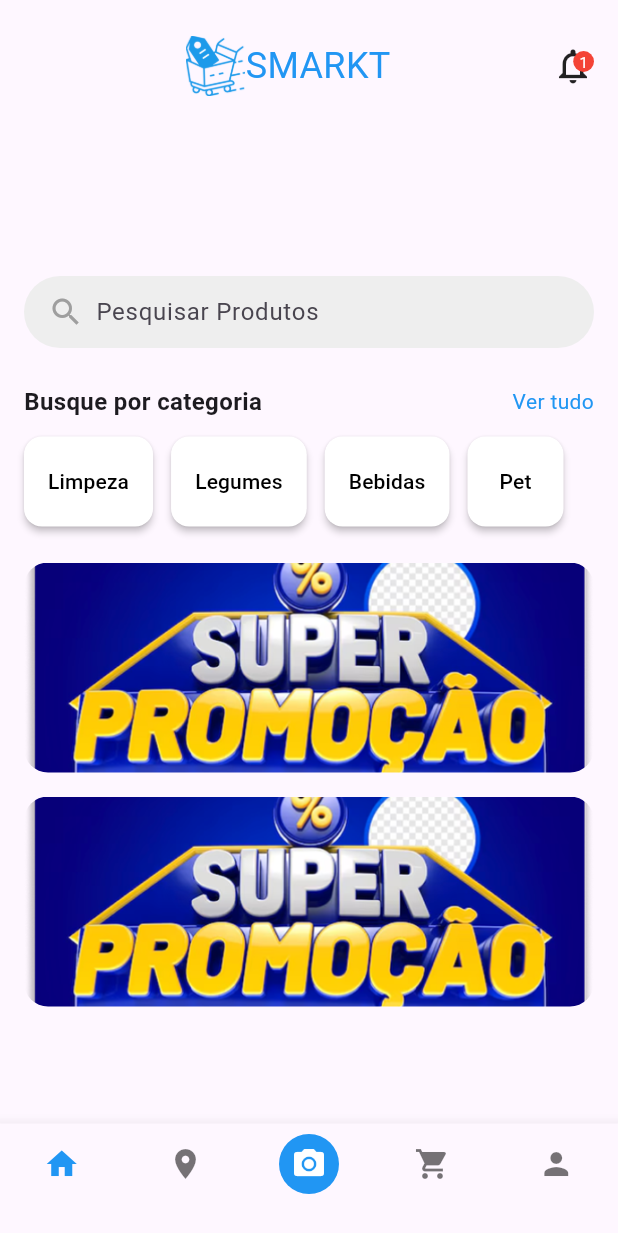
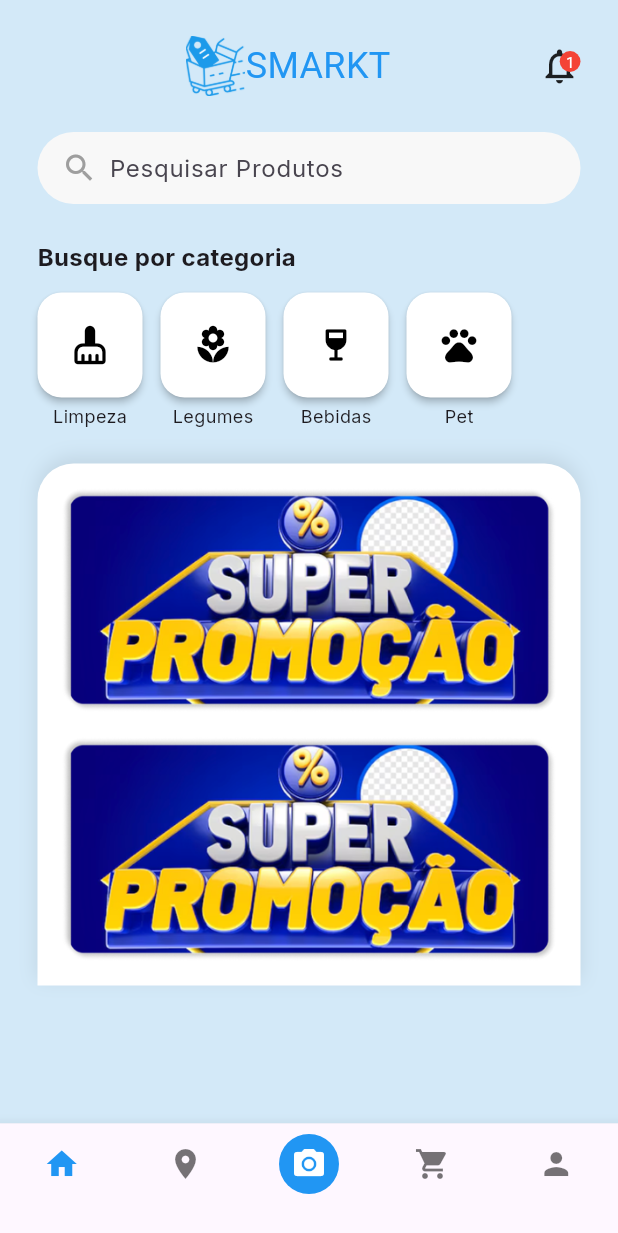
Before and after one commit to RafaelBertasso/SMarket, a Flutter app: the screen it shows after launch, after a tap on "Acessar", on a phone screen of 412 x 824 dp. Shown: the top 1233 px of the screen. Run offline on Flutter 3.47's test engine with Material 3 defaults, Android fonts, the phone set to English and light mode, and no system bars; our stand-ins replace google_fonts.

Commit message:
mexi na tela home(main)

```diff
--- a/lib/screens/favorites.page.dart
+++ b/lib/screens/favorites.page.dart
@@ -1,8 +1,9 @@
 import 'package:flutter/material.dart';
+import 'package:google_fonts/google_fonts.dart';
 import 'package:smarket/screens/product.info.page.dart';
-import 'package:smarket/components/navbar.dart';
 
 class FavoritesPage extends StatelessWidget {
+  const FavoritesPage({super.key});
   @override
   Widget build(BuildContext context) {
     return Scaffold(
@@ -10,26 +11,27 @@ class FavoritesPage extends StatelessWidget {
         leading: IconButton(
           icon: Icon(Icons.arrow_back),
           onPressed: () {
-            NavBar.switchToTab(context, 0); // Navigate back to HomePage
+            Navigator.pushNamed(context, '/main'); // Navigate back to HomePage
           },
         ),
-        title: Row(
-          children: [
-            Expanded(
-              child: Container(
+        title: Container(
           padding: EdgeInsets.symmetric(horizontal: 16),
           decoration: BoxDecoration(
-                  color: Colors.grey[200],
+            color: Colors.white,
             borderRadius: BorderRadius.circular(30),
           ),
           child: Row(
             children: [
-                    Icon(Icons.search, color: Colors.grey),
+              Icon(
+                Icons.search,
+                color: const Color.fromARGB(255, 207, 202, 202),
+              ),
               SizedBox(width: 8),
               Expanded(
                 child: TextField(
+                  style: GoogleFonts.inter(),
                   decoration: InputDecoration(
-                          hintText: 'Search Favorites',
+                    hintText: 'Pesquisar Produtos',
                     border: InputBorder.none,
                   ),
                 ),
@@ -38,9 +40,7 @@ class FavoritesPage extends StatelessWidget {
           ),
         ),
       ),
-          ],
-        ),
-      ),
+
       body: ListView.builder(
         itemCount: 10, // Example: 10 products
         itemBuilder: (context, index) {
@@ -62,7 +62,7 @@ class FavoritesPage extends StatelessWidget {
                 borderRadius: BorderRadius.circular(8.0),
                 boxShadow: [
                   BoxShadow(
-                    color: Colors.grey.withOpacity(0.5),
+                    color: const Color.fromARGB(105, 158, 158, 158),
                     spreadRadius: 2,
                     blurRadius: 5,
                     offset: Offset(0, 3),
@@ -72,7 +72,10 @@ class FavoritesPage extends StatelessWidget {
               child: Center(
                 child: Text(
                   'Product ${index + 1}',
-                  style: TextStyle(fontSize: 16, fontWeight: FontWeight.bold),
+                  style: GoogleFonts.inter(
+                    fontSize: 16,
+                    fontWeight: FontWeight.bold,
+                  ),
                 ),
               ),
             ),
--- a/lib/screens/home.page.dart
+++ b/lib/screens/home.page.dart
@@ -8,12 +8,13 @@ class HomePage extends StatelessWidget {
     final screenWidth = MediaQuery.of(context).size.width;
 
     return Scaffold(
+      backgroundColor: Color.fromRGBO(211, 233, 248, 1),
       body: SingleChildScrollView(
-        padding: const EdgeInsets.symmetric(horizontal: 16, vertical: 24),
+        padding: const EdgeInsets.symmetric(horizontal: 25, vertical: 24),
         child: Column(
           crossAxisAlignment: CrossAxisAlignment.start,
           children: [
-            // Logo e ícone de notificação (placeholder)
+            // Logo e ícone de notificação
             Row(
               mainAxisAlignment: MainAxisAlignment.spaceBetween,
               children: [
@@ -60,14 +61,13 @@ class HomePage extends StatelessWidget {
                 ),
               ],
             ),
-            SizedBox(
-              height: 120,
-            ), // Add spacing to lower the rest of the content
+            SizedBox(height: 24),
+
             // Barra de pesquisa
             Container(
               padding: EdgeInsets.symmetric(horizontal: 16),
               decoration: BoxDecoration(
-                color: Colors.grey[200],
+                color: const Color.fromARGB(255, 248, 248, 248),
                 borderRadius: BorderRadius.circular(30),
               ),
               child: Row(
@@ -76,6 +76,7 @@ class HomePage extends StatelessWidget {
                   SizedBox(width: 8),
                   Expanded(
                     child: TextField(
+                      style: GoogleFonts.inter(),
                       decoration: InputDecoration(
                         hintText: 'Pesquisar Produtos',
                         border: InputBorder.none,
@@ -93,55 +94,111 @@ class HomePage extends StatelessWidget {
               children: [
                 Text(
                   'Busque por categoria',
-                  style: TextStyle(fontSize: 16, fontWeight: FontWeight.bold),
+                  style: GoogleFonts.inter(
+                    fontSize: 16,
+                    fontWeight: FontWeight.bold,
                   ),
-                Text('Ver tudo', style: TextStyle(color: Colors.blue)),
+                ),
+                // Text('Ver tudo', style: GoogleFonts.inter(color: Colors.blue)),
               ],
             ),
             SizedBox(height: 12),
 
             SizedBox(
-              height: 60,
+              height: 90,
               child: ListView(
                 scrollDirection: Axis.horizontal,
                 children: [
-                  _buildCategoryButton(context, 'Limpeza'),
-                  _buildCategoryButton(context, 'Legumes'),
-                  _buildCategoryButton(context, 'Bebidas'),
-                  _buildCategoryButton(context, 'Pet'),
+                  _buildCategoryButton(
+                    context,
+                    Icons.cleaning_services_rounded,
+                    'Limpeza',
+                    '/favorites',
+                  ),
+                  _buildCategoryButton(
+                    context,
+                    Icons.local_florist,
+                    'Legumes',
+                    '/favorites',
+                  ),
+                  _buildCategoryButton(
+                    context,
+                    Icons.wine_bar_rounded,
+                    'Bebidas',
+                    '/favorites',
+                  ),
+                  _buildCategoryButton(
+                    context,
+                    Icons.pets_rounded,
+                    'Pet',
+                    '/favorites',
+                  ),
                 ],
               ),
             ),
             SizedBox(height: 24),
 
-            // Promoção (dois botões grandes adaptáveis)
+            // Container branco com sombra
+            Container(
+              decoration: BoxDecoration(
+                color: Colors.white,
+                borderRadius: BorderRadius.vertical(top: Radius.circular(24)),
+                boxShadow: [
+                  BoxShadow(
+                    color: const Color.fromARGB(22, 0, 0, 0),
+                    blurRadius: 10,
+                    offset: Offset(0, -4),
+                  ),
+                ],
+              ),
+              padding: const EdgeInsets.all(16),
+              child: Column(
+                children: [
                   _buildPromoButton(context, screenWidth),
                   SizedBox(height: 16),
                   _buildPromoButton(context, screenWidth),
                 ],
               ),
             ),
+          ],
+        ),
+      ),
     );
   }
 
-  Widget _buildCategoryButton(BuildContext context, String label) {
+  Widget _buildCategoryButton(
+    BuildContext context,
+    IconData icon,
+    String label,
+    String route,
+  ) {
     return Padding(
       padding: const EdgeInsets.only(right: 12),
-      child: ElevatedButton(
+      child: Column(
+        children: [
+          ElevatedButton(
             onPressed: () {
-          NavBar.switchToTab(context, 3); // Switch to the LocationPage tab
-          // ação da categoria
+              Navigator.pushNamed(context, route);
             },
             style: ElevatedButton.styleFrom(
               backgroundColor: Colors.white,
               foregroundColor: Colors.black,
-          padding: EdgeInsets.symmetric(horizontal: 16),
               shape: RoundedRectangleBorder(
-            borderRadius: BorderRadius.circular(12),
+                borderRadius: BorderRadius.circular(16),
               ),
               elevation: 2,
+              minimumSize: Size(70, 70),
+              padding: EdgeInsets.zero,
             ),
-        child: Text(label),
+            child: Icon(icon, size: 28),
+          ),
+          SizedBox(height: 4),
+          Text(
+            label,
+            style: GoogleFonts.inter(fontSize: 12),
+            textAlign: TextAlign.center,
+          ),
+        ],
       ),
     );
   }
@@ -149,15 +206,15 @@ class HomePage extends StatelessWidget {
   Widget _buildPromoButton(BuildContext context, double screenWidth) {
     return SizedBox(
       width: screenWidth,
-      height: 140,
+      height: 150,
       child: ElevatedButton(
         onPressed: () {
-          NavBar.switchToTab(context, 3); // Switch to the FavoritesPage tab
+          Navigator.pushNamed(context, '/favorites');
         },
         style: ElevatedButton.styleFrom(
-          backgroundColor: Colors.transparent, // Sem cor de fundo
-          shadowColor: Colors.transparent, // Remove sombra do botão
-          padding: EdgeInsets.zero, // Remove o padding interno
+          backgroundColor: Colors.transparent,
+          shadowColor: Colors.transparent,
+          padding: EdgeInsets.zero,
           shape: RoundedRectangleBorder(
             borderRadius: BorderRadius.circular(16),
           ),
@@ -166,9 +223,9 @@ class HomePage extends StatelessWidget {
           borderRadius: BorderRadius.circular(16),
           child: Image.asset(
             'assets/images/promo.png',
-            width: double.infinity,
-            height: double.infinity,
-            fit: BoxFit.cover,
+            width: screenWidth,
+            height: 150,
+            fit: BoxFit.contain,
           ),
         ),
       ),
--- a/lib/screens/location.page.dart
+++ b/lib/screens/location.page.dart
@@ -21,7 +21,7 @@ class LocationPage extends StatelessWidget {
         children: [
           // Imagem de fundo (mapa)
           SizedBox.expand(
-            child: Image.asset('assets/images/map_bg.png', fit: BoxFit.cover),
+            child: Image.asset('assets/images/map_bg.jpg', fit: BoxFit.cover),
           ),
 
           // Conteúdo sobreposto
--- a/lib/screens/settings.page.dart
+++ b/lib/screens/settings.page.dart
@@ -19,6 +19,7 @@ class _SettingsPageState extends State<SettingsPage> {
       backgroundColor: Colors.white,
       appBar: AppBar(
         leading: Text(""),
+        backgroundColor: Colors.white,
         centerTitle: true, // centraliza o título
         title: Text(
           'Meu Perfil',
@@ -206,10 +207,7 @@ class _SettingsPageState extends State<SettingsPage> {
       child: InkWell(
         hoverColor: Colors.white,
         onTap: () {
-          Navigator.pushNamed(
-            context,
-            routeName,
-          ); // agora usa o routeName corretamente
+          Navigator.pushNamed(context, routeName);
         },
         child: Row(
           children: [
--- a/lib/screens/smarket.app.page.dart
+++ b/lib/screens/smarket.app.page.dart
@@ -1,7 +1,7 @@
 import 'package:flutter/material.dart';
 import 'package:smarket/components/navbar.dart';
+import 'package:smarket/screens/favorites.page.dart';
 import 'package:smarket/screens/forgot.password.page.dart';
-import 'package:smarket/screens/home.page.dart';
 import 'package:smarket/screens/login.page.dart';
 import 'package:smarket/screens/register.page.dart';
 import 'package:smarket/screens/verify.page.dart';
@@ -18,12 +18,12 @@ class SMarketApp extends StatelessWidget {
       routes: {
         '/login': (context) => const LoginPage(),
         '/main': (context) => NavBar(),
-        '/home': (context) => HomePage(),
         '/register': (context) => const RegisterPage(),
         '/forgot-password': (context) => const ForgotPasswordPage(),
         '/verify': (context) => const VerifyPage(),
         '/profile': (context) => const ProfilePage(),
         '/location': (context) => const LocationPage(),
+        '/favorites': (context) => const FavoritesPage(),
       },
       initialRoute: '/login',
       debugShowCheckedModeBanner: false,
```
Also changed, not shown: lib/screens/profile.page.dart (+2 -84 lines). Lines whose indentation alone changed are shown as unchanged.
